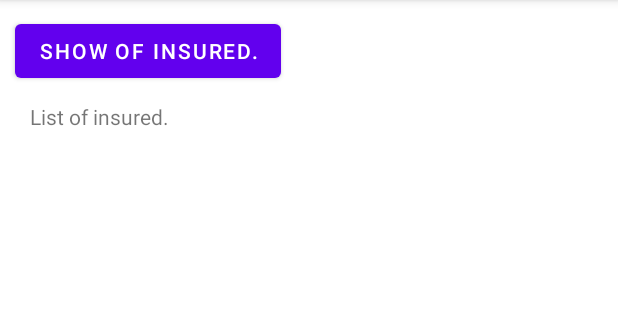
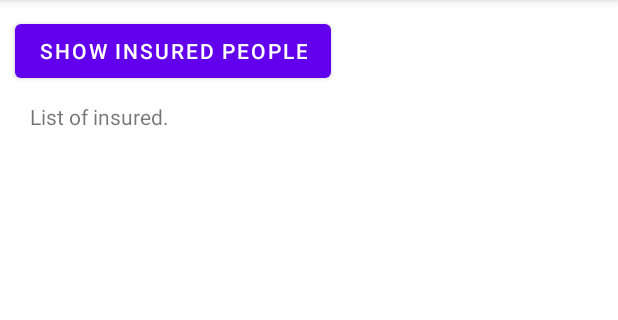
Before and after one commit to anovak8/InsuranceISApp, an Android app: the screen it shows after launch (MainActivity), on a phone screen of 412 x 824 dp, the part 84-404 px from its top. Run offline under Robolectric (Android 15) with nearby library versions, the phone set to English and light mode, and no system bars; our stand-ins replace Volley.

Commit message:
Updated MainActivity.java, added address and zipCode...

```diff
--- a/app/src/main/res/layout/activity_main.xml
+++ b/app/src/main/res/layout/activity_main.xml
@@ -28,7 +28,7 @@
         android:layout_marginLeft="10dp"
         android:layout_marginTop="10dp"
         android:onClick="prikaziInsured"
-        android:text="Show of insured."
+        android:text="Show insured people"
         app:layout_constraintLeft_toLeftOf="parent"
         app:layout_constraintTop_toTopOf="parent"
         tools:layout_constraintLeft_creator="1"
```
Also changed, not shown: app/src/main/java/com/example/insuranceis/MainActivity.java (+6 -1 lines).
